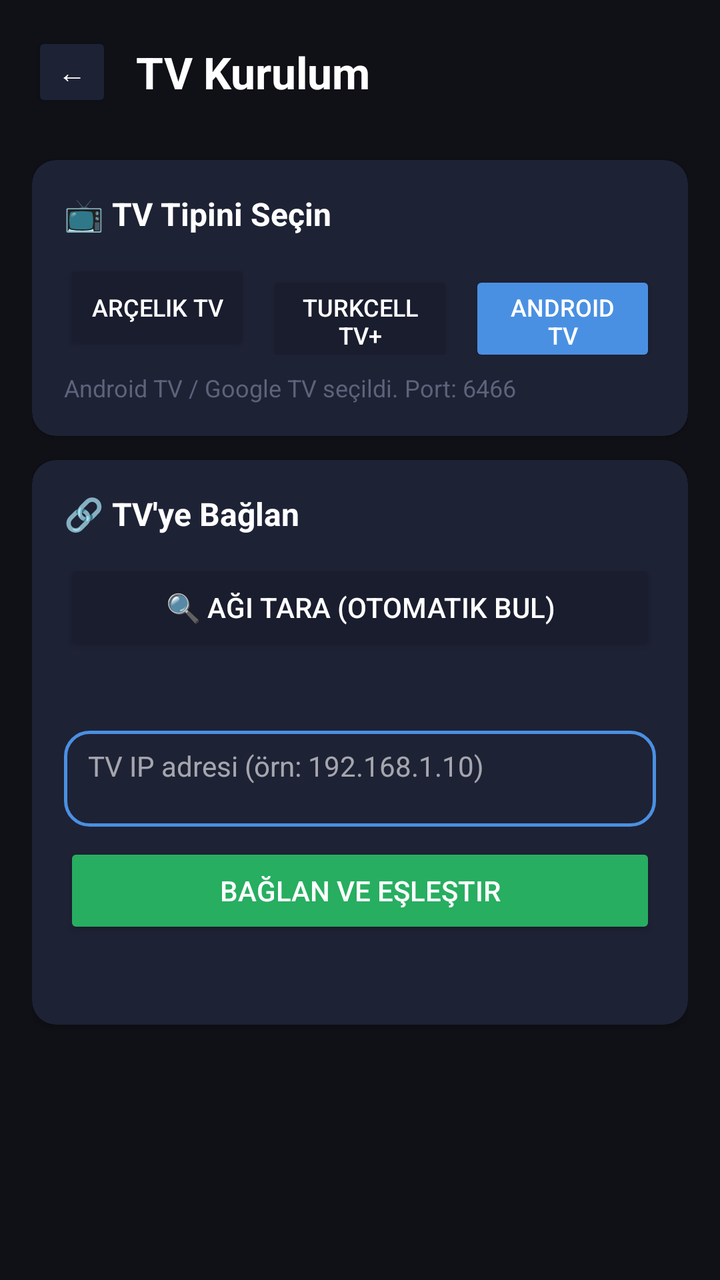
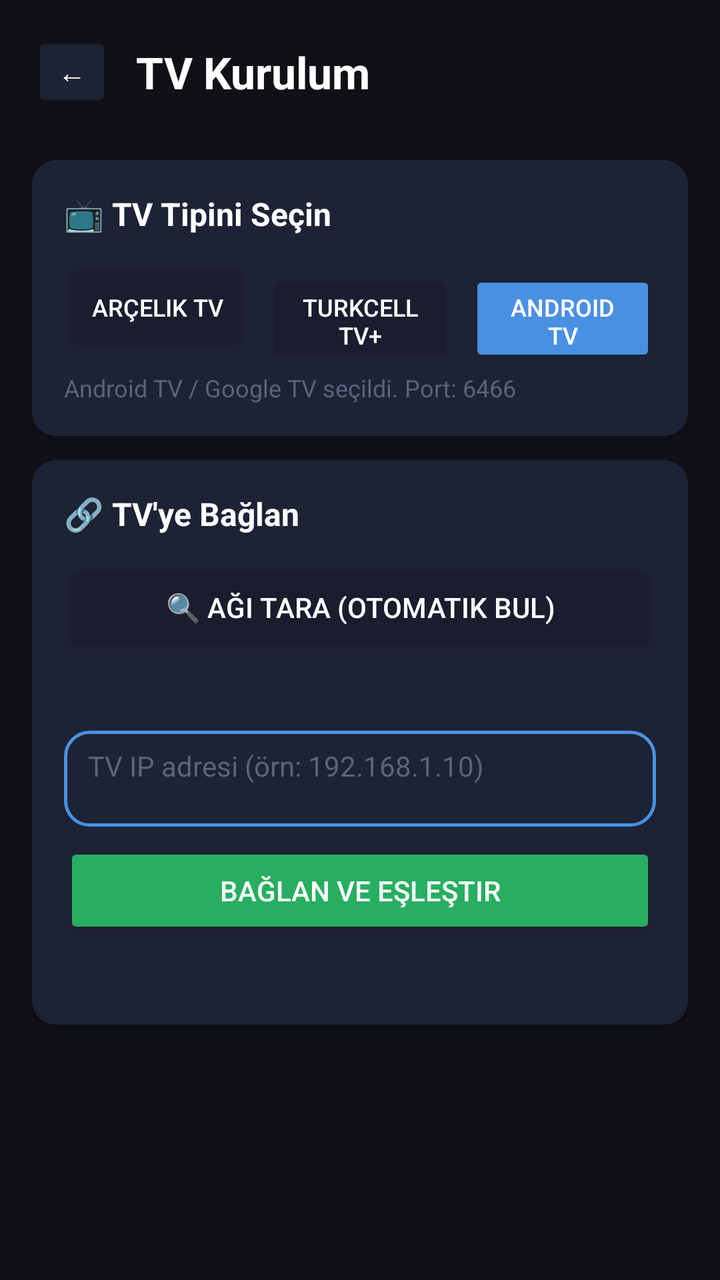

Before-and-after screenshots of an Android layout around one commit, followed by the original layout XML and the change that was made.
<!-- AndroidManifest.xml: application theme Theme.YusufAileKilit -->
<!-- res/layout/activity_tv_setup.xml -->
<?xml version="1.0" encoding="utf-8"?>
<ScrollView xmlns:android="http://schemas.android.com/apk/res/android"
    xmlns:app="http://schemas.android.com/apk/res-auto"
    android:layout_width="match_parent"
    android:layout_height="match_parent"
    android:background="@color/bg_dark">

    <LinearLayout
        android:layout_width="match_parent"
        android:layout_height="wrap_content"
        android:orientation="vertical"
        android:padding="16dp">

        <LinearLayout
            android:layout_width="match_parent"
            android:layout_height="wrap_content"
            android:orientation="horizontal"
            android:gravity="center_vertical"
            android:layout_marginBottom="24dp">
            <Button android:id="@+id/backButton" android:layout_width="40dp" android:layout_height="40dp"
                android:text="←" android:backgroundTint="@color/card_bg" android:padding="0dp"/>
            <TextView android:layout_width="0dp" android:layout_height="wrap_content" android:layout_weight="1"
                android:text="TV Kurulum" android:textColor="@color/text_primary" android:textSize="22sp"
                android:textStyle="bold" android:layout_marginStart="12dp"/>
        </LinearLayout>

        
        <androidx.cardview.widget.CardView android:layout_width="match_parent" android:layout_height="wrap_content"
            app:cardBackgroundColor="@color/card_bg" app:cardCornerRadius="12dp" android:layout_marginBottom="12dp">
            <LinearLayout android:layout_width="match_parent" android:layout_height="wrap_content"
                android:orientation="vertical" android:padding="16dp">
                <TextView android:layout_width="wrap_content" android:layout_height="wrap_content"
                    android:text="📺 TV Tipini Seçin" android:textColor="@color/text_primary"
                    android:textSize="16sp" android:textStyle="bold" android:layout_marginBottom="12dp"/>
                <LinearLayout android:layout_width="match_parent" android:layout_height="wrap_content"
                    android:orientation="horizontal">
                    <Button android:id="@+id/btnArcelik" android:layout_width="0dp" android:layout_height="48dp"
                        android:layout_weight="1" android:layout_marginEnd="4dp" android:text="Arçelik TV"
                        android:textSize="12sp" android:backgroundTint="@color/bg_darker"/>
                    <Button android:id="@+id/btnTurkcell" android:layout_width="0dp" android:layout_height="48dp"
                        android:layout_weight="1" android:layout_marginHorizontal="4dp" android:text="Turkcell TV+"
                        android:textSize="12sp" android:backgroundTint="@color/bg_darker"/>
                    <Button android:id="@+id/btnAndroidTv" android:layout_width="0dp" android:layout_height="48dp"
                        android:layout_weight="1" android:layout_marginStart="4dp" android:text="Android TV"
                        android:textSize="12sp" android:backgroundTint="@color/accent_blue"/>
                </LinearLayout>
                <TextView android:id="@+id/tvTypeInfo" android:layout_width="match_parent"
                    android:layout_height="wrap_content" android:text="Android TV / Google TV seçildi. Port: 6466"
                    android:textColor="@color/text_hint" android:textSize="12sp" android:layout_marginTop="8dp"/>
            </LinearLayout>
        </androidx.cardview.widget.CardView>

        
        <androidx.cardview.widget.CardView android:layout_width="match_parent" android:layout_height="wrap_content"
            app:cardBackgroundColor="@color/card_bg" app:cardCornerRadius="12dp" android:layout_marginBottom="12dp">
            <LinearLayout android:layout_width="match_parent" android:layout_height="wrap_content"
                android:orientation="vertical" android:padding="16dp">
                <TextView android:layout_width="wrap_content" android:layout_height="wrap_content"
                    android:text="🔗 TV'ye Bağlan" android:textColor="@color/text_primary"
                    android:textSize="16sp" android:textStyle="bold" android:layout_marginBottom="12dp"/>
                <Button android:id="@+id/btnScanNetwork" android:layout_width="match_parent"
                    android:layout_height="48dp" android:text="🔍 Ağı Tara (Otomatik Bul)"
                    android:backgroundTint="@color/bg_darker" android:layout_marginBottom="8dp"/>
                <ProgressBar android:id="@+id/scanProgress" android:layout_width="wrap_content"
                    android:layout_height="wrap_content" android:layout_gravity="center"
                    android:visibility="gone"/>
                <TextView android:id="@+id/scanResultText" android:layout_width="match_parent"
                    android:layout_height="wrap_content" android:text="" android:textColor="@color/text_secondary"
                    android:textSize="13sp" android:layout_marginBottom="12dp"/>
                <EditText android:id="@+id/ipInput" android:layout_width="match_parent"
                    android:layout_height="48dp" android:hint="TV IP adresi (örn: 192.168.1.10)"
                    android:hintTextColor="@color/text_hint" android:textColor="@color/text_primary"
                    android:inputType="text" android:background="@drawable/input_bg"
                    android:paddingHorizontal="12dp" android:layout_marginBottom="8dp"/>
                <Button android:id="@+id/btnConnect" android:layout_width="match_parent"
                    android:layout_height="48dp" android:text="Bağlan ve Eşleştir"
                    android:backgroundTint="@color/accent_green"/>
                <ProgressBar android:id="@+id/connectProgress" android:layout_width="wrap_content"
                    android:layout_height="wrap_content" android:layout_gravity="center"
                    android:visibility="gone" android:layout_marginTop="8dp"/>
                <TextView android:id="@+id/connectionStatusText" android:layout_width="match_parent"
                    android:layout_height="wrap_content" android:text="" android:textColor="@color/text_secondary"
                    android:textSize="14sp" android:layout_marginTop="8dp"/>
            </LinearLayout>
        </androidx.cardview.widget.CardView>

        
        <LinearLayout android:id="@+id/controlsLayout" android:layout_width="match_parent"
            android:layout_height="wrap_content" android:orientation="vertical" android:visibility="gone">

            <androidx.cardview.widget.CardView android:layout_width="match_parent" android:layout_height="wrap_content"
                app:cardBackgroundColor="@color/card_bg" app:cardCornerRadius="12dp" android:layout_marginBottom="12dp">
                <LinearLayout android:layout_width="match_parent" android:layout_height="wrap_content"
                    android:orientation="vertical" android:padding="16dp">
                    <TextView android:layout_width="wrap_content" android:layout_height="wrap_content"
                        android:text="🎮 Uzaktan Kumanda" android:textColor="@color/text_primary"
                        android:textSize="16sp" android:textStyle="bold" android:layout_marginBottom="12dp"/>

                    <LinearLayout android:layout_width="match_parent" android:layout_height="wrap_content"
                        android:orientation="horizontal" android:gravity="center" android:layout_marginBottom="8dp">
                        <Button android:id="@+id/btnPower" android:layout_width="56dp" android:layout_height="48dp"
                            android:text="⏻" android:backgroundTint="@color/accent_red" android:layout_marginEnd="8dp"/>
                        <Button android:id="@+id/btnHome" android:layout_width="0dp" android:layout_height="48dp"
                            android:layout_weight="1" android:text="🏠 Ana Ekran" android:backgroundTint="@color/bg_darker" android:layout_marginEnd="8dp"/>
                        <Button android:id="@+id/btnBack" android:layout_width="0dp" android:layout_height="48dp"
                            android:layout_weight="1" android:text="← Geri" android:backgroundTint="@color/bg_darker"/>
                    </LinearLayout>

                    
                    <GridLayout android:layout_width="wrap_content" android:layout_height="wrap_content"
                        android:columnCount="3" android:layout_gravity="center" android:layout_marginBottom="8dp">
                        <Space android:layout_width="56dp" android:layout_height="56dp"/>
                        <Button android:id="@+id/btnUp" android:layout_width="56dp" android:layout_height="56dp"
                            android:text="▲" android:backgroundTint="@color/bg_darker"/>
                        <Space android:layout_width="56dp" android:layout_height="56dp"/>
                        <Button android:id="@+id/btnLeft" android:layout_width="56dp" android:layout_height="56dp"
                            android:text="◀" android:backgroundTint="@color/bg_darker"/>
                        <Button android:id="@+id/btnOk" android:layout_width="56dp" android:layout_height="56dp"
                            android:text="OK" android:backgroundTint="@color/accent_blue"/>
                        <Button android:id="@+id/btnRight" android:layout_width="56dp" android:layout_height="56dp"
                            android:text="▶" android:backgroundTint="@color/bg_darker"/>
                        <Space android:layout_width="56dp" android:layout_height="56dp"/>
                        <Button android:id="@+id/btnDown" android:layout_width="56dp" android:layout_height="56dp"
                            android:text="▼" android:backgroundTint="@color/bg_darker"/>
                        <Space android:layout_width="56dp" android:layout_height="56dp"/>
                    </GridLayout>

                    <LinearLayout android:layout_width="match_parent" android:layout_height="wrap_content"
                        android:orientation="horizontal" android:gravity="center" android:layout_marginBottom="8dp">
                        <Button android:id="@+id/btnVolDown" android:layout_width="0dp" android:layout_height="48dp"
                            android:layout_weight="1" android:text="🔉" android:backgroundTint="@color/bg_darker" android:layout_marginEnd="4dp"/>
                        <Button android:id="@+id/btnMute" android:layout_width="0dp" android:layout_height="48dp"
                            android:layout_weight="1" android:text="🔇" android:backgroundTint="@color/bg_darker" android:layout_marginHorizontal="4dp"/>
                        <Button android:id="@+id/btnVolUp" android:layout_width="0dp" android:layout_height="48dp"
                            android:layout_weight="1" android:text="🔊" android:backgroundTint="@color/bg_darker" android:layout_marginStart="4dp"/>
                    </LinearLayout>

                    <Button android:id="@+id/btnBlockYoutubeTv" android:layout_width="match_parent"
                        android:layout_height="52dp" android:text="🔒 TV'de YouTube'u Kapat"
                        android:backgroundTint="@color/accent_red" android:textStyle="bold"/>

                    <Button android:id="@+id/btnDisconnect" android:layout_width="match_parent"
                        android:layout_height="48dp" android:text="TV Bağlantısını Kes"
                        android:backgroundTint="@color/bg_darker" android:layout_marginTop="8dp"/>
                </LinearLayout>
            </androidx.cardview.widget.CardView>
        </LinearLayout>

        
        <LinearLayout android:id="@+id/notSupportedLayout" android:layout_width="match_parent"
            android:layout_height="wrap_content" android:orientation="vertical" android:visibility="gone">
            <androidx.cardview.widget.CardView android:layout_width="match_parent" android:layout_height="wrap_content"
                app:cardBackgroundColor="@color/card_bg" app:cardCornerRadius="12dp">
                <LinearLayout android:layout_width="match_parent" android:layout_height="wrap_content"
                    android:orientation="vertical" android:padding="16dp">
                    <TextView android:layout_width="match_parent" android:layout_height="wrap_content"
                        android:text="⚠️ Bu TV doğrudan kontrol edilemiyor."
                        android:textColor="@color/accent_red" android:textSize="16sp" android:textStyle="bold"
                        android:layout_marginBottom="8dp"/>
                    <TextView android:layout_width="match_parent" android:layout_height="wrap_content"
                        android:textColor="@color/text_secondary" android:textSize="14sp"
                        android:text="TV veya TV+ kutusu, Android TV Remote protokolünü (port 6466) desteklemiyor.\n\nAlternatif çözümler:\n• Modem/router üzerinden YouTube engelleme\n• TV'nin kendi ebeveyn kilidi ayarları\n• YouTube Kids profili kurulumu\n\nDetaylı rehber için 'En Güçlü Koruma' bölümüne bakın."/>
                </LinearLayout>
            </androidx.cardview.widget.CardView>
        </LinearLayout>

    </LinearLayout>
</ScrollView>
<!-- resources referenced by this layout -->
<resources>
  <color name="accent_blue">#4A90E2</color>
  <color name="accent_green">#27AE60</color>
  <color name="accent_red">#E74C3C</color>
  <color name="bg_dark">#0F1117</color>
  <color name="bg_darker">#1A1D2E</color>
  <color name="card_bg">#1E2235</color>
  <color name="text_hint">#5C637A</color>
  <color name="text_primary">#FFFFFF</color>
  <color name="text_secondary">#B0B8D1</color>
  <!-- drawable input_bg (drawable) -->
  <?xml version="1.0" encoding="utf-8"?>
  <shape xmlns:android="http://schemas.android.com/apk/res/android"
      android:shape="rectangle">
      <solid android:color="#1E2235"/>
      <stroke android:width="1.5dp" android:color="#4A90E2"/>
      <corners android:radius="12dp"/>
      <padding android:left="12dp" android:right="12dp" android:top="8dp" android:bottom="8dp"/>
  </shape>
  <style name="Theme.YusufAileKilit" parent="Theme.MaterialComponents.DayNight.NoActionBar">
          <item name="colorPrimary">@color/accent_blue</item>
          <item name="colorPrimaryVariant">@color/bg_darker</item>
          <item name="colorOnPrimary">@color/white</item>
          <item name="colorSecondary">@color/accent_green</item>
          <item name="colorSurface">@color/card_bg</item>
          <item name="colorOnSurface">@color/text_primary</item>
          <item name="android:windowBackground">@color/bg_dark</item>
          <item name="android:statusBarColor">@color/bg_dark</item>
          <item name="android:navigationBarColor">@color/bg_dark</item>
          <item name="android:textColor">@color/text_primary</item>
          <item name="editTextStyle">@style/EditTextStyle</item>
      </style>
  <color name="white">#FFFFFF</color>
  <style name="EditTextStyle" parent="Widget.MaterialComponents.TextInputLayout.OutlinedBox">
          <item name="android:textColor">@color/text_primary</item>
          <item name="android:background">@drawable/input_bg</item>
      </style>
</resources>

<!-- the commit's change to res/layout/activity_tv_setup.xml (unified diff, before → after) -->
@@ -69,7 +69,7 @@
                     android:textSize="13sp" android:layout_marginBottom="12dp"/>
                 <EditText android:id="@+id/ipInput" android:layout_width="match_parent"
                     android:layout_height="48dp" android:hint="TV IP adresi (örn: 192.168.1.10)"
-                    android:hintTextColor="@color/text_hint" android:textColor="@color/text_primary"
+                    android:textColorHint="@color/text_hint" android:textColor="@color/text_primary"
                     android:inputType="text" android:background="@drawable/input_bg"
                     android:paddingHorizontal="12dp" android:layout_marginBottom="8dp"/>
                 <Button android:id="@+id/btnConnect" android:layout_width="match_parent"
